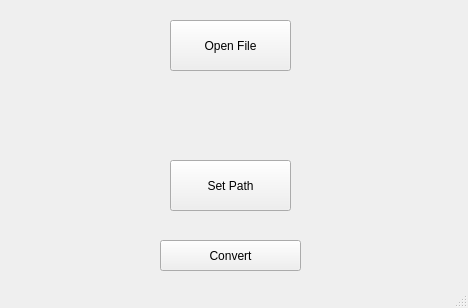
This is mainwindow.ui in ChristopherCousin/BmpManagerQt as Qt 5 draws it before an edit. The edited form follows.
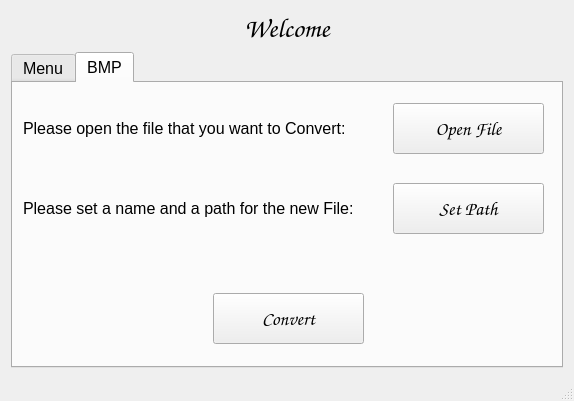
This is the edited form. Icons and pictures are not drawn.

Patch:
```diff
--- a/mainwindow.ui
+++ b/mainwindow.ui
@@ -6,53 +6,216 @@
    <rect>
     <x>0</x>
     <y>0</y>
-    <width>468</width>
-    <height>308</height>
+    <width>574</width>
+    <height>401</height>
    </rect>
   </property>
   <property name="windowTitle">
    <string>MainWindow</string>
   </property>
+  <property name="windowIcon">
+   <iconset resource="resources.qrc">
+    <normaloff>:/new/prefix1/Resources/bmp.png</normaloff>:/new/prefix1/Resources/bmp.png</iconset>
+  </property>
+  <property name="iconSize">
+   <size>
+    <width>32</width>
+    <height>32</height>
+   </size>
+  </property>
   <widget class="QWidget" name="centralWidget">
+   <layout class="QGridLayout" name="gridLayout_2">
+    <item row="1" column="0" colspan="2">
+     <widget class="QTabWidget" name="tabWidget">
+      <property name="font">
+       <font>
+        <pointsize>12</pointsize>
+       </font>
+      </property>
+      <property name="currentIndex">
+       <number>1</number>
+      </property>
+      <property name="iconSize">
+       <size>
+        <width>16</width>
+        <height>16</height>
+       </size>
+      </property>
+      <widget class="QWidget" name="tab">
+       <attribute name="icon">
+        <iconset resource="resources.qrc">
+         <normaloff>:/new/prefix1/Resources/iconfinder_menu-24_103174.png</normaloff>:/new/prefix1/Resources/iconfinder_menu-24_103174.png</iconset>
+       </attribute>
+       <attribute name="title">
+        <string>Menu</string>
+       </attribute>
+       <widget class="QPushButton" name="GreyScale">
+        <property name="geometry">
+         <rect>
+          <x>9</x>
+          <y>125</y>
+          <width>84</width>
+          <height>31</height>
+         </rect>
+        </property>
+        <property name="font">
+         <font>
+          <family>Comic Sans MS</family>
+          <pointsize>12</pointsize>
+         </font>
+        </property>
+        <property name="text">
+         <string>GreyScale</string>
+        </property>
+        <property name="iconSize">
+         <size>
+          <width>48</width>
+          <height>48</height>
+         </size>
+        </property>
+       </widget>
+      </widget>
+      <widget class="QWidget" name="tab_2">
+       <attribute name="icon">
+        <iconset resource="resources.qrc">
+         <normaloff>:/new/prefix1/Resources/Shades02-1024x570@3x.jpg</normaloff>:/new/prefix1/Resources/Shades02-1024x570@3x.jpg</iconset>
+       </attribute>
+       <attribute name="title">
+        <string>BMP</string>
+       </attribute>
    <widget class="QPushButton" name="pushButton">
     <property name="geometry">
      <rect>
-      <x>170</x>
+          <x>380</x>
       <y>20</y>
-      <width>121</width>
+          <width>151</width>
       <height>51</height>
      </rect>
     </property>
+        <property name="font">
+         <font>
+          <family>Comic Sans MS</family>
+          <pointsize>14</pointsize>
+         </font>
+        </property>
     <property name="text">
      <string>Open File</string>
     </property>
+        <property name="icon">
+         <iconset resource="resources.qrc">
+          <normaloff>:/new/prefix1/Resources/iconfinder_Close_1493281.png</normaloff>:/new/prefix1/Resources/iconfinder_Close_1493281.png</iconset>
+        </property>
+        <property name="iconSize">
+         <size>
+          <width>48</width>
+          <height>48</height>
+         </size>
+        </property>
    </widget>
    <widget class="QPushButton" name="pushButton_2">
     <property name="geometry">
      <rect>
-      <x>170</x>
-      <y>160</y>
-      <width>121</width>
+          <x>380</x>
+          <y>100</y>
+          <width>151</width>
       <height>51</height>
      </rect>
     </property>
+        <property name="font">
+         <font>
+          <family>Comic Sans MS</family>
+          <pointsize>14</pointsize>
+         </font>
+        </property>
     <property name="text">
      <string>Set Path</string>
     </property>
+        <property name="icon">
+         <iconset resource="resources.qrc">
+          <normaloff>:/new/prefix1/Resources/iconfinder_Open_1493293 (1).png</normaloff>:/new/prefix1/Resources/iconfinder_Open_1493293 (1).png</iconset>
+        </property>
+        <property name="iconSize">
+         <size>
+          <width>48</width>
+          <height>48</height>
+         </size>
+        </property>
    </widget>
    <widget class="QPushButton" name="pushButton_3">
     <property name="geometry">
      <rect>
-      <x>160</x>
-      <y>240</y>
-      <width>141</width>
-      <height>31</height>
-     </rect>
-    </property>
+          <x>200</x>
+          <y>210</y>
+          <width>151</width>
+          <height>51</height>
+         </rect>
+        </property>
+        <property name="font">
+         <font>
+          <family>Comic Sans MS</family>
+          <pointsize>14</pointsize>
+         </font>
+        </property>
     <property name="text">
      <string>Convert</string>
     </property>
-   </widget>
+        <property name="icon">
+         <iconset resource="resources.qrc">
+          <normaloff>:/new/prefix1/Resources/greyBMP.png</normaloff>:/new/prefix1/Resources/greyBMP.png</iconset>
+        </property>
+        <property name="iconSize">
+         <size>
+          <width>48</width>
+          <height>48</height>
+         </size>
+        </property>
+       </widget>
+       <widget class="QLabel" name="label_2">
+        <property name="geometry">
+         <rect>
+          <x>10</x>
+          <y>30</y>
+          <width>361</width>
+          <height>31</height>
+         </rect>
+        </property>
+        <property name="text">
+         <string>Please open the file that you want to Convert:</string>
+        </property>
+       </widget>
+       <widget class="QLabel" name="label_3">
+        <property name="geometry">
+         <rect>
+          <x>10</x>
+          <y>110</y>
+          <width>371</width>
+          <height>31</height>
+         </rect>
+        </property>
+        <property name="text">
+         <string>Please set a name and a path for the new File:</string>
+        </property>
+       </widget>
+      </widget>
+     </widget>
+    </item>
+    <item row="0" column="0" colspan="2">
+     <widget class="QLabel" name="label">
+      <property name="font">
+       <font>
+        <family>Comic Sans MS</family>
+        <pointsize>20</pointsize>
+       </font>
+      </property>
+      <property name="text">
+       <string>Welcome</string>
+      </property>
+      <property name="alignment">
+       <set>Qt::AlignCenter</set>
+      </property>
+     </widget>
+    </item>
+   </layout>
   </widget>
   <widget class="QStatusBar" name="statusBar"/>
  </widget>
```
Left out of the diff: 4 changed lines with no effect on the pictures. Lines whose indentation alone changed are shown as unchanged.
